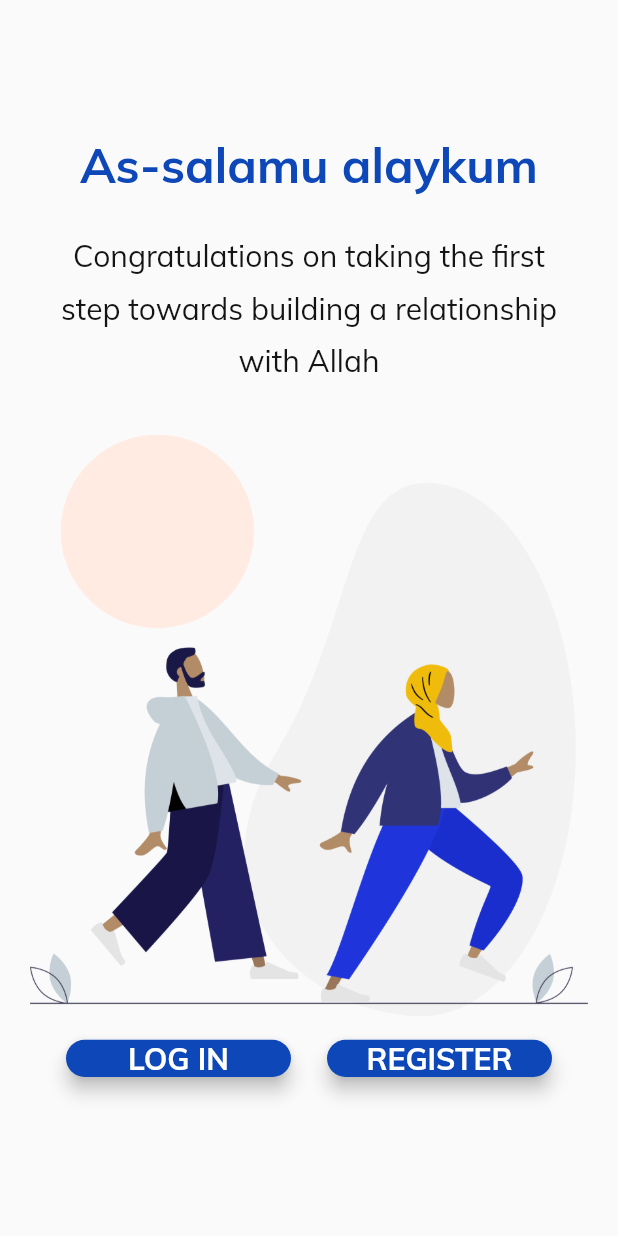
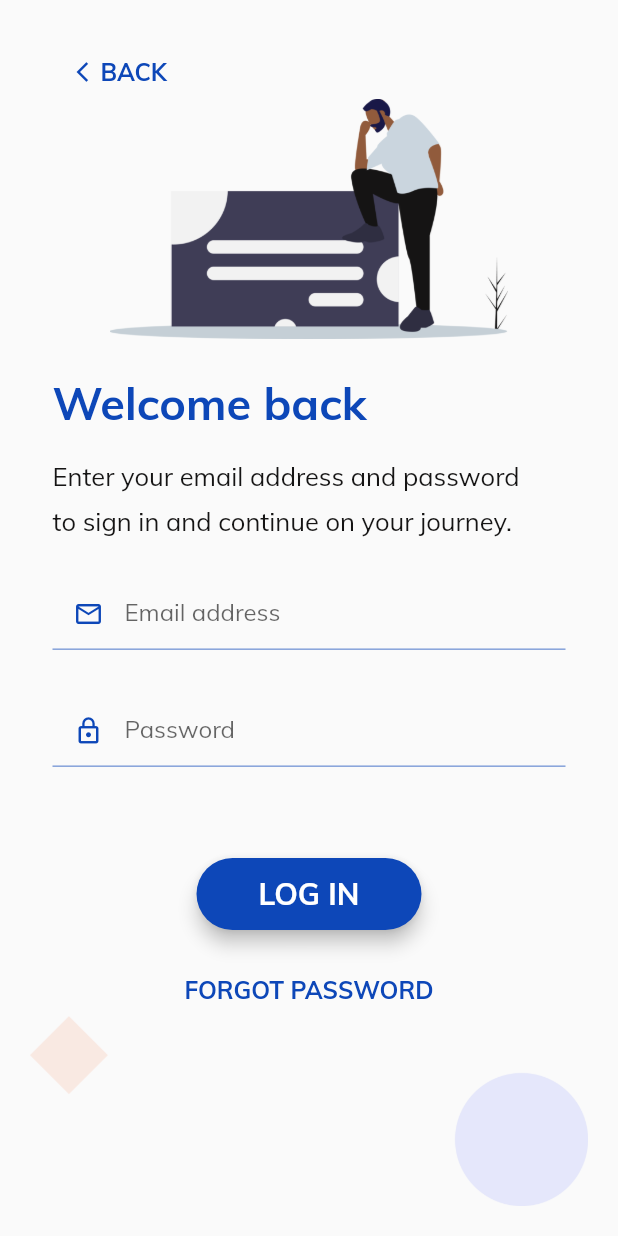
Before and after one commit to suadolaps/rememberme-flutter, a Flutter app: the Onboarding1 screen opened by its route, after a tap on "LOG IN", on a phone screen of 412 x 824 dp. Run offline on Flutter 3.47's test engine with Material 2 defaults, Android fonts, the light colour scheme and no system bars; our stand-ins replace bloc.

Commit message:
Create login screen

```diff
--- a/lib/main.dart
+++ b/lib/main.dart
@@ -1,4 +1,5 @@
 import 'package:flutter/material.dart';
+import 'package:remember_me/screens/login/login_screen.dart';
 import 'package:remember_me/screens/onboarding/onboarding_1.dart';
 import 'package:remember_me/screens/onboarding/onboarding_2.dart';
 import 'package:remember_me/screens/register/genderselect_page.dart';
@@ -19,6 +20,7 @@ class RememberMe extends StatelessWidget {
         Onboarding1.id: (context) => Onboarding1(),
         Onboarding2.id: (context) => Onboarding2(),
         GenderSelect.id: (context) => GenderSelect(),
+        LoginScreen.id: (context) => LoginScreen(),
       },
     );
   }
--- /dev/null
+++ b/lib/screens/login/login_screen.dart
@@ -0,0 +1,165 @@
+import 'package:flutter/material.dart';
+import 'package:remember_me/screens/onboarding/onboarding_1.dart';
+import 'package:remember_me/utilities/colours.dart';
+import 'package:remember_me/widgets/rounded_button.dart';
+import 'package:remember_me/utilities/constants.dart';
+
+class LoginScreen extends StatelessWidget {
+  static const String id = 'login_screen';
+
+  @override
+  Widget build(BuildContext context) {
+    return Scaffold(
+      body: Padding(
+        padding: const EdgeInsets.symmetric(
+          horizontal: 20.0,
+          vertical: 20.0,
+        ),
+        child: Container(
+          decoration: BoxDecoration(
+            image: DecorationImage(
+              image: AssetImage(
+                'assets/images/register/bg-nearly.png',
+              ),
+              fit: BoxFit.fitWidth,
+              alignment: Alignment.bottomCenter,
+            ),
+          ),
+          child: Padding(
+            padding: const EdgeInsets.symmetric(horizontal: 15.0),
+            child: Column(
+              children: <Widget>[
+                Padding(
+                  padding: const EdgeInsets.only(top: 10.0),
+                  child: FlatButton(
+                    materialTapTargetSize: MaterialTapTargetSize.shrinkWrap,
+                    child: Row(
+                      children: <Widget>[
+                        Icon(
+                          Icons.arrow_back_ios,
+                          color: kPrimaryBlue,
+                          size: 16.0,
+                        ),
+                        Text(
+                          'BACK',
+                          style: kTopButtonStyle,
+                          textAlign: TextAlign.left,
+                        ),
+                      ],
+                    ),
+                    onPressed: () {
+                      Navigator.pop(
+                        context,
+                        MaterialPageRoute(
+                          builder: (context) => Onboarding1(),
+                        ),
+                      );
+                    },
+                  ),
+                ),
+                Image(
+                  image: AssetImage('assets/images/login/login.png'),
+                  fit: BoxFit.fitWidth,
+                  height: 160.0,
+                ),
+                Padding(
+                  padding: const EdgeInsets.only(top: 20.0),
+                  child: Container(
+                    alignment: Alignment.topLeft,
+                    child: Text(
+                      'Welcome back',
+                      style: kLoginTitleStyle,
+                      textAlign: TextAlign.left,
+                    ),
+                  ),
+                ),
+                Padding(
+                  padding: const EdgeInsets.only(
+                    top: 12.0,
+                    right: 15.0,
+                  ),
+                  child: Container(
+                    alignment: Alignment.topLeft,
+                    child: Text(
+                      'Enter your email address and password to sign in and continue on your journey.',
+                      style: kLoginBodyStyle,
+                    ),
+                  ),
+                ),
+                Padding(
+                  padding: const EdgeInsets.only(
+                    top: 25.0,
+                    bottom: 15.0,
+                  ),
+                  child: emailField(),
+                ),
+                Padding(
+                  padding: const EdgeInsets.symmetric(vertical: 15.0),
+                  child: passwordField(),
+                ),
+                Container(
+                  margin: EdgeInsets.only(top: 30.0),
+                ),
+                RoundedButton(
+                  buttonTitle: 'LOG IN',
+                  onPressed: () {},
+                ),
+                FlatButton(
+                  child: Text(
+                    'Forgot Password'.toUpperCase(),
+                    style: kBottomButtonStyle,
+                  ),
+                  onPressed: () {},
+                ),
+              ],
+            ),
+          ),
+        ),
+      ),
+    );
+  }
+
+  Widget emailField() {
+    return TextField(
+      keyboardType: TextInputType.emailAddress,
+      decoration: InputDecoration(
+        contentPadding: EdgeInsets.all(0.0),
+        hintText: 'Enter your email address',
+        labelText: 'Email address',
+        enabledBorder: UnderlineInputBorder(
+          borderSide: BorderSide(
+            color: kPrimaryBlue,
+            width: 0.5,
+          ),
+        ),
+        prefixIcon: Icon(
+          Icons.mail_outline,
+          color: kPrimaryBlue,
+          size: 20.0,
+        ),
+      ),
+    );
+  }
+
+  Widget passwordField() {
+    return TextField(
+      obscureText: true,
+      decoration: InputDecoration(
+        contentPadding: EdgeInsets.all(0.0),
+        hintText: 'Password',
+        labelText: 'Password',
+        enabledBorder: UnderlineInputBorder(
+          borderSide: BorderSide(
+            width: 0.5,
+            color: kPrimaryBlue,
+          ),
+        ),
+        prefixIcon: Icon(
+          Icons.lock_outline,
+          color: kPrimaryBlue,
+          size: 20.0,
+        ),
+      ),
+    );
+  }
+}
--- a/lib/screens/onboarding/onboarding_1.dart
+++ b/lib/screens/onboarding/onboarding_1.dart
@@ -1,6 +1,8 @@
 import 'package:flutter/material.dart';
 import 'package:flutter/rendering.dart';
+import 'package:remember_me/screens/login/login_screen.dart';
 import 'package:remember_me/screens/onboarding/onboarding_2.dart';
+import 'package:remember_me/utilities/colours.dart';
 import 'package:remember_me/utilities/constants.dart';
 
 import 'package:remember_me/widgets/rounded_button.dart';
@@ -13,10 +15,10 @@ class Onboarding1 extends StatelessWidget {
     return Scaffold(
       body: Padding(
         padding: const EdgeInsets.only(
-          top: 80.0,
+          top: 60.0,
           left: 20.0,
           right: 20.0,
-          bottom: 90.0,
+          bottom: 50.0,
         ),
         child: Column(
           mainAxisAlignment: MainAxisAlignment.spaceBetween,
@@ -30,7 +32,7 @@ class Onboarding1 extends StatelessWidget {
                 'As-salamu alaykum',
                 textAlign: TextAlign.center,
                 style: TextStyle(
-                    color: Color(0xFF0D47B8),
+                    color: kPrimaryBlue,
                     fontSize: 32,
                     fontWeight: FontWeight.w800),
               ),
@@ -45,11 +47,13 @@ class Onboarding1 extends StatelessWidget {
                 textAlign: TextAlign.center,
               ),
             ),
-            Padding(
-              padding: const EdgeInsets.only(top: 15.0),
-              child: Image(
-                image: AssetImage('assets/images/onboarding/onboarding1.png'),
-                fit: BoxFit.cover,
+            Expanded(
+              child: Padding(
+                padding: const EdgeInsets.only(top: 10.0),
+                child: Image(
+                  image: AssetImage('assets/images/onboarding/onboarding1.png'),
+                  fit: BoxFit.fitHeight,
+                ),
               ),
             ),
             Expanded(
@@ -60,7 +64,7 @@ class Onboarding1 extends StatelessWidget {
                   RoundedButton(
                     buttonTitle: 'LOG IN',
                     onPressed: () {
-                      print('Hello');
+                      Navigator.of(context).pushNamed(LoginScreen.id);
                     },
                   ),
                   RoundedButton(
--- a/lib/screens/onboarding/onboarding_2.dart
+++ b/lib/screens/onboarding/onboarding_2.dart
@@ -1,5 +1,6 @@
 import 'package:flutter/material.dart';
 import 'package:remember_me/screens/register/genderselect_page.dart';
+import 'package:remember_me/utilities/colours.dart';
 import 'package:remember_me/utilities/constants.dart';
 import 'package:remember_me/widgets/rounded_button.dart';
 
@@ -30,7 +31,7 @@ class _Onboarding2State extends State<Onboarding2> {
       height: 8.0,
       width: 8.0,
       decoration: BoxDecoration(
-        color: isActive ? Color(0xFF0D47B8) : Color(0xFF94A0AA),
+        color: isActive ? kPrimaryBlue : kTertiaryGrey,
         borderRadius: BorderRadius.all(
           Radius.circular(12),
         ),
--- a/lib/screens/splash_page.dart
+++ b/lib/screens/splash_page.dart
@@ -1,18 +1,19 @@
 import 'package:flutter/material.dart';
 import 'package:remember_me/screens/onboarding/onboarding_1.dart';
+import 'package:remember_me/utilities/colours.dart';
 
 class SplashScreen extends StatelessWidget {
   static const String id = 'splash_screen';
   @override
   Widget build(BuildContext context) {
     return Scaffold(
-      backgroundColor: Color(0xFFFFFFFF),
+      backgroundColor: kSecondaryWhite,
       body: Container(
         child: GestureDetector(
           child: Text(
             'Remember Me',
             style: TextStyle(
-              color: Color(0xFF0D47B8),
+              color: kPrimaryBlue,
               fontFamily: 'Muli',
               fontSize: 45.0,
               fontWeight: FontWeight.w500,
--- /dev/null
+++ b/lib/utilities/colours.dart
@@ -0,0 +1,11 @@
+import 'package:flutter/material.dart';
+
+const kPrimaryBlue = Color(0xFF0D47B8);
+const kPrimaryBlack = Color(0xFF151414);
+const kSecondaryGreen = Color(0xFF69A1AC);
+const kSecondaryPink = Color(0xFFFBEAE3);
+const kSecondaryGrey = Color(0xFFC5CFD6);
+const kSecondaryWhite = Colors.white;
+const kTertiaryBlue = Color(0xFFE5ECFC);
+const kTertiaryPink = Color(0xFFFF6424);
+const kTertiaryGrey = Color(0xFF94A0AA);
--- a/lib/utilities/constants.dart
+++ b/lib/utilities/constants.dart
@@ -1,25 +1,45 @@
 import 'package:flutter/material.dart';
+import 'colours.dart';
 
 const kOnboardingTitleStyle = TextStyle(
-  color: Color(0xFF0D47B8),
+  color: kPrimaryBlue,
   fontWeight: FontWeight.w800,
   fontSize: 25.0,
   height: 1.3,
 );
 
 const kOnboardingBodyStyle = TextStyle(
-  color: Color(0xFF151414),
+  color: kPrimaryBlack,
   fontSize: 20.0,
   height: 1.75,
 );
 
+const kLoginTitleStyle = TextStyle(
+  color: kPrimaryBlue,
+  fontWeight: FontWeight.w800,
+  fontSize: 30.0,
+  height: 1.4,
+);
+
+const kLoginBodyStyle = TextStyle(
+  color: kPrimaryBlack,
+  fontSize: 17.0,
+  height: 1.75,
+);
+
 const kCaptionStyle = TextStyle(
-  color: Color(0xFF0D47B8),
+  color: kPrimaryBlue,
   fontSize: 16.0,
 );
 
 const kTopButtonStyle = TextStyle(
-  color: Color(0xFF0D47B8),
+  color: kPrimaryBlue,
+  fontSize: 16.0,
+  fontWeight: FontWeight.w800,
+);
+
+const kBottomButtonStyle = TextStyle(
+  color: kPrimaryBlue,
   fontSize: 16.0,
   fontWeight: FontWeight.w800,
 );
--- a/lib/widgets/arrow_button.dart
+++ b/lib/widgets/arrow_button.dart
@@ -1,4 +1,5 @@
 import 'package:flutter/material.dart';
+import 'package:remember_me/utilities/colours.dart';
 
 class ArrowButton extends StatelessWidget {
   ArrowButton({@required this.onPress});
@@ -16,8 +17,8 @@ class ArrowButton extends StatelessWidget {
         width: 80.0,
         child: FittedBox(
           child: FloatingActionButton(
-            backgroundColor: Color(0xFFE5ECFC),
-            splashColor: Color(0xFFE5ECFC),
+            backgroundColor: kTertiaryBlue,
+            splashColor: kTertiaryBlue,
             elevation: 0.0,
             highlightElevation: 2.0,
             child: Image(
--- a/lib/widgets/rounded_button.dart
+++ b/lib/widgets/rounded_button.dart
@@ -1,4 +1,5 @@
 import 'package:flutter/material.dart';
+import 'package:remember_me/utilities/colours.dart';
 
 class RoundedButton extends StatelessWidget {
   RoundedButton({@required this.buttonTitle, @required this.onPressed});
@@ -11,7 +12,7 @@ class RoundedButton extends StatelessWidget {
     return Padding(
       padding: EdgeInsets.symmetric(vertical: 16.0),
       child: Material(
-        color: Color(0xFF0D47B8),
+        color: kPrimaryBlue,
         borderRadius: BorderRadius.circular(30.0),
         elevation: 5.0,
         child: MaterialButton(
@@ -21,7 +22,7 @@ class RoundedButton extends StatelessWidget {
           child: Text(
             buttonTitle,
             style: TextStyle(
-              color: Colors.white,
+              color: kSecondaryWhite,
               fontWeight: FontWeight.w800,
               fontSize: 20.0,
             ),
```
